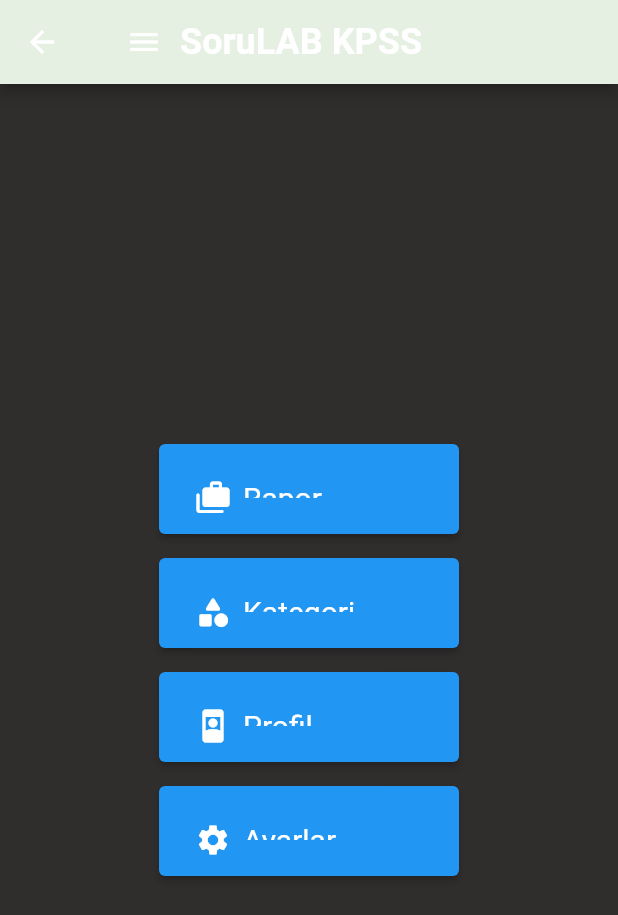
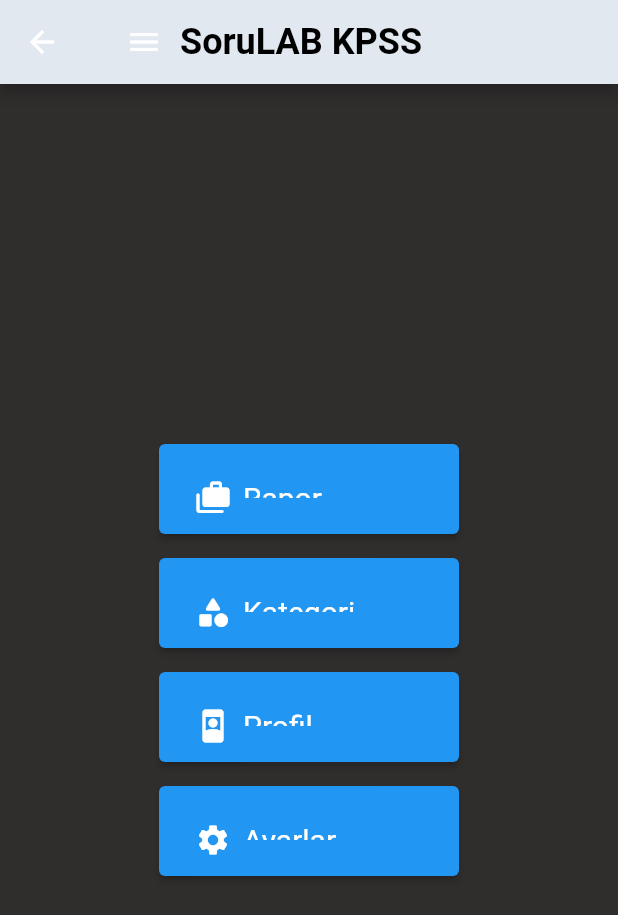
Before and after one commit to denizhanaydinli/kpsssorulab, a Flutter app: the ReportScreen screen opened directly, on a phone screen of 412 x 824 dp. Shown: the top 915 px of the screen. Run offline on Flutter 3.47's test engine with Material 2 defaults, Android fonts, the light colour scheme and no system bars.

Commit message:
renk işleri commit

```diff
--- a/lib/report.dart
+++ b/lib/report.dart
@@ -14,7 +14,7 @@
     return Scaffold(
       backgroundColor: Color(0xFF302D2D),
       appBar: AppBar(
-        backgroundColor: Color(0xFFE5F0E2),
+        backgroundColor: Color(0xFFE2E8F0),
         title: Row(
           children: [
             IconButton(
@@ -28,7 +28,7 @@
               style: TextStyle(
                 fontSize: 24.0,
                 fontWeight: FontWeight.bold,
-                color: Colors.white,
+                color: Colors.black,
               ),
             ),
           ],
```
